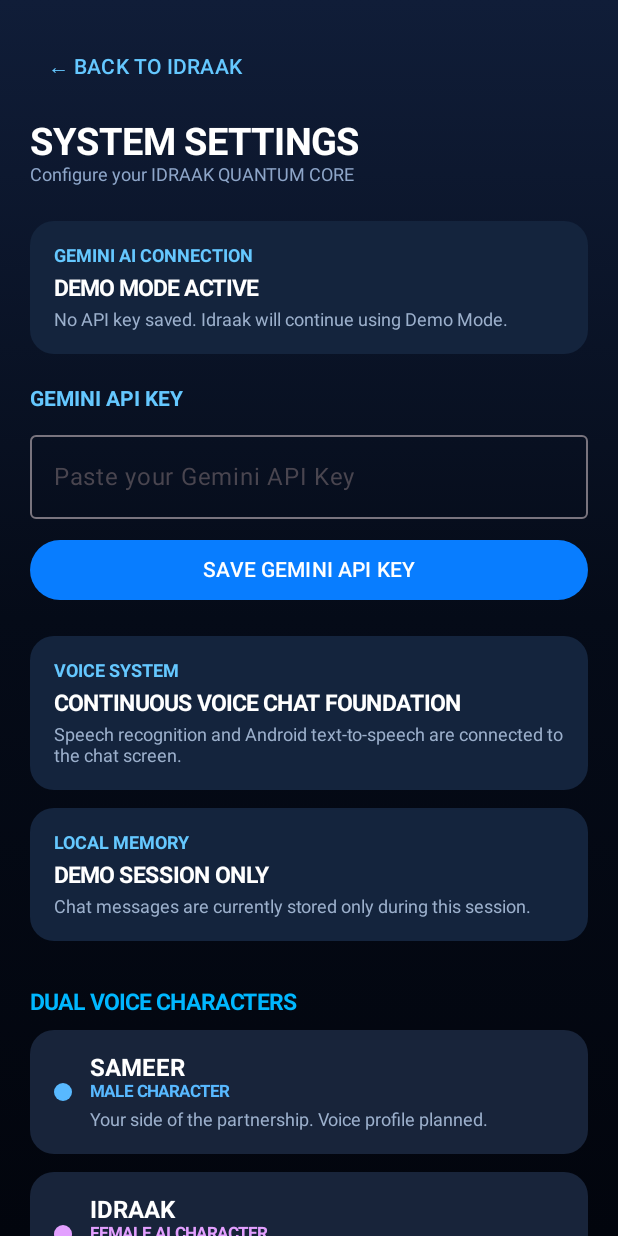
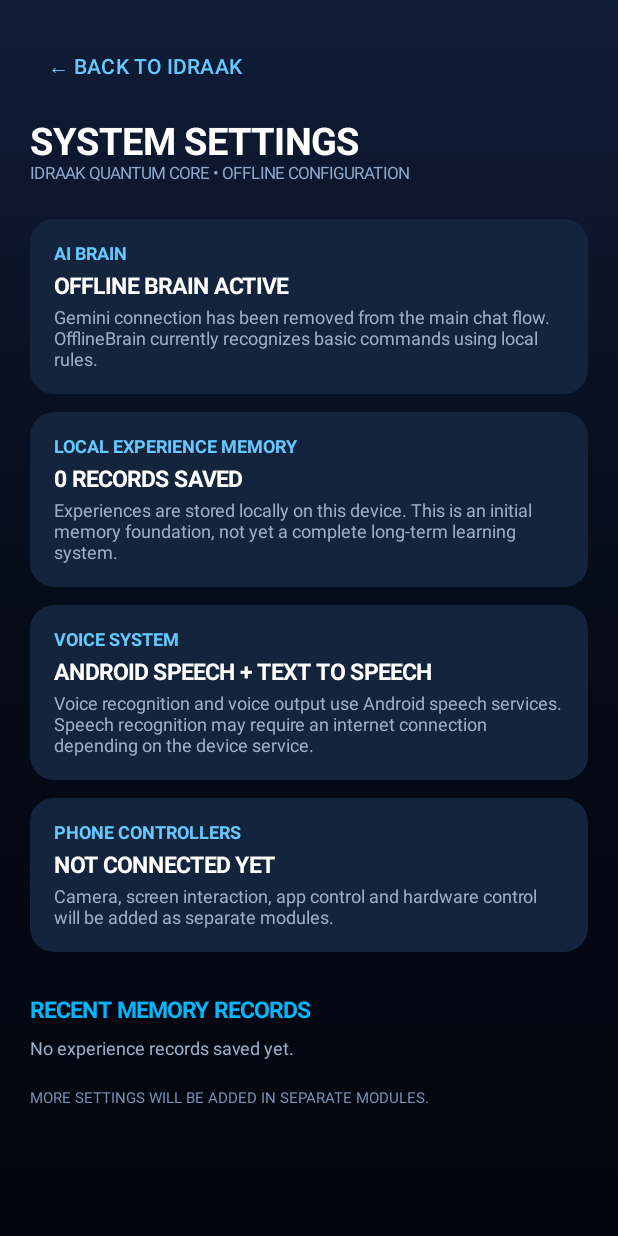
Before and after one commit to sameer83y-png/IDRAAK-QUANTUM-CORE-9432, an Android app built with Jetpack Compose: the composable IdraakHomeScreen shown on its own in the app's theme, after a tap on "SETTINGS", on a phone screen of 412 x 824 dp. Run offline under Robolectric (Android 15) with nearby library versions, the phone set to English and light mode, and no system bars.

Commit message:
Update MainActivity.kt
Signed-off-by: sameer83y-png <sameer83y@gmail.com>

```diff
--- a/app/src/main/java/com/idraak/quantum/MainActivity.kt
+++ b/app/src/main/java/com/idraak/quantum/MainActivity.kt
@@ -47,7 +47,6 @@ import androidx.compose.runtime.getValue
 import androidx.compose.runtime.mutableStateListOf
 import androidx.compose.runtime.mutableStateOf
 import androidx.compose.runtime.remember
-import androidx.compose.runtime.rememberCoroutineScope
 import androidx.compose.runtime.setValue
 import androidx.compose.ui.Alignment
 import androidx.compose.ui.Modifier
@@ -57,15 +56,11 @@ import androidx.compose.ui.graphics.Color
 import androidx.compose.ui.platform.LocalContext
 import androidx.compose.ui.text.font.FontWeight
 import androidx.compose.ui.text.input.ImeAction
-import androidx.compose.ui.text.input.PasswordVisualTransformation
 import androidx.compose.ui.text.style.TextAlign
 import androidx.compose.ui.unit.dp
 import androidx.compose.ui.unit.sp
 import androidx.core.content.ContextCompat
-import com.idraak.quantum.engine.AIEngine
-import com.idraak.quantum.engine.GeminiAIEngine
-import com.idraak.quantum.security.GeminiKeyStore
-import kotlinx.coroutines.launch
+import com.idraak.quantum.engine.OfflineBrain
 
 data class ChatMessage(
     val text: String,
@@ -75,6 +70,7 @@ data class ChatMessage(
 class MainActivity : ComponentActivity() {
     override fun onCreate(savedInstanceState: Bundle?) {
         super.onCreate(savedInstanceState)
+
         setContent {
             MaterialTheme {
                 IdraakHomeScreen()
@@ -86,7 +82,6 @@ class MainActivity : ComponentActivity() {
 @Composable
 fun IdraakHomeScreen() {
     val context = LocalContext.current
-    val scope = rememberCoroutineScope()
     val mainHandler = remember { Handler(Looper.getMainLooper()) }
 
     val backgroundColor = Color(0xFF050B18)
@@ -94,25 +89,20 @@ fun IdraakHomeScreen() {
 
     var inputText by remember { mutableStateOf("") }
     var showSettings by remember { mutableStateOf(false) }
-    var voiceStatus by remember { mutableStateOf("VOICE SYSTEM READY") }
+    var voiceStatus by remember {
+        mutableStateOf("OFFLINE BRAIN READY")
+    }
     var isListening by remember { mutableStateOf(false) }
     var isContinuousVoiceChat by remember { mutableStateOf(false) }
     var recognizedSpeech by remember { mutableStateOf<String?>(null) }
-    var isGenerating by remember { mutableStateOf(false) }
-
-    // Fixed: Declare permission state before startVoiceChat().
     var microphonePermissionRequest by remember {
         mutableStateOf(false)
-    }
-
-    var hasGeminiKey by remember {
-        mutableStateOf(GeminiKeyStore.get(context) != null)
     }
 
     val messages = remember {
         mutableStateListOf(
             ChatMessage(
-                "Hello Boss! Main Idraak hoon. Aap mujhse baat kar sakte hain.",
+                "Hello Boss! Main Idraak hoon. Mera Offline Brain ready hai. Aap mujhse baat kar sakte hain.",
                 false
             )
         )
@@ -136,21 +126,21 @@ fun IdraakHomeScreen() {
                     voiceStatus = status
 
                     if (
-                        status.contains("Listening", ignoreCase = true) ||
-                        status.contains("Recognizing", ignoreCase = true) ||
-                        status.contains("Processing", ignoreCase = true) ||
-                        status.contains("Ready.", ignoreCase = true)
+                        status.contains("Listening", true) ||
+                        status.contains("Recognizing", true) ||
+                        status.contains("Processing", true) ||
+                        status.contains("Ready.", true)
                     ) {
                         isListening = true
                     } else if (
-                        status.contains("recognized", ignoreCase = true) ||
-                        status.contains("finished", ignoreCase = true) ||
-                        status.contains("Speaking", ignoreCase = true) ||
-                        status.contains("error", ignoreCase = true) ||
-                        status.contains("failed", ignoreCase = true) ||
-                        status.contains("stopped", ignoreCase = true) ||
-                        status.contains("timeout", ignoreCase = true) ||
-                        status.contains("No speech", ignoreCase = true)
+                        status.contains("recognized", true) ||
+                        status.contains("finished", true) ||
+                        status.contains("Speaking", true) ||
+                        status.contains("error", true) ||
+                        status.contains("failed", true) ||
+                        status.contains("stopped", true) ||
+                        status.contains("timeout", true) ||
+                        status.contains("No speech", true)
                     ) {
                         isListening = false
                     }
@@ -158,7 +148,7 @@ fun IdraakHomeScreen() {
             },
             onSpeechFinished = {
                 mainHandler.post {
-                    if (isContinuousVoiceChat && !isGenerating) {
+                    if (isContinuousVoiceChat) {
                         val permissionGranted =
                             ContextCompat.checkSelfPermission(
                                 context,
@@ -172,12 +162,14 @@ fun IdraakHomeScreen() {
                             isListening = started
 
                             if (started) {
-                                voiceStatus = "VOICE CHAT ACTIVE • LISTENING"
+                                voiceStatus =
+                                    "VOICE CHAT ACTIVE • LISTENING"
                             }
                         } else {
                             isContinuousVoiceChat = false
                             isListening = false
-                            voiceStatus = "Microphone permission required"
+                            voiceStatus =
+                                "Microphone permission required"
                         }
                     }
                 }
@@ -204,11 +196,6 @@ fun IdraakHomeScreen() {
     }
 
     fun startVoiceChat() {
-        if (isGenerating) {
-            voiceStatus = "Please wait for AI response"
-            return
-        }
-
         isContinuousVoiceChat = true
 
         val permissionGranted =
@@ -234,49 +221,25 @@ fun IdraakHomeScreen() {
 
     fun sendMessage(messageText: String = inputText) {
         val message = messageText.trim()
-        if (message.isEmpty() || isGenerating) return
+        if (message.isEmpty()) return
 
         messages.add(ChatMessage(message, true))
         inputText = ""
 
-        if (!hasGeminiKey) {
-            val demoResponse = AIEngine.getResponse(message)
-            messages.add(ChatMessage(demoResponse, false))
-            voiceController.speak(demoResponse)
-            voiceStatus = "DEMO MODE ACTIVE"
-            return
-        }
-
-        isGenerating = true
-        voiceStatus = "GEMINI AI PROCESSING..."
-
-        scope.launch {
-            try {
-                val response = GeminiAIEngine.generateResponse(
+        // All text and voice messages go to the Offline Brain.
+        val response = try {
+            OfflineBrain.respond(
                 context = context.applicationContext,
                 userMessage = message
             )
+        } catch (error: Exception) {
+            "Boss, Offline Brain mein ek error aaya: " +
+                (error.localizedMessage ?: "Unknown error")
+        }
 
         messages.add(ChatMessage(response, false))
         voiceController.speak(response)
-                voiceStatus = "GEMINI AI CONNECTED"
-            } catch (error: Exception) {
-                val errorMessage = error.message
-                    ?.takeIf { it.isNotBlank() }
-                    ?: "Unknown connection error"
-
-                val safeMessage =
-                    "Boss, Gemini se connection nahi ho paya.\n\n" +
-                    "Error: $errorMessage\n\n" +
-                    "Settings aur API Key check kijiye."
-
-                messages.add(ChatMessage(safeMessage, false))
-                voiceController.speak(safeMessage)
-                voiceStatus = "GEMINI CONNECTION ERROR"
-            } finally {
-                isGenerating = false
-            }
-        }
+        voiceStatus = "OFFLINE BRAIN ACTIVE"
     }
 
     LaunchedEffect(recognizedSpeech) {
@@ -293,8 +256,7 @@ fun IdraakHomeScreen() {
         rememberLauncherForActivityResult(
             contract = ActivityResultContracts.RequestPermission()
         ) { granted ->
-            if (granted) {
-                if (isContinuousVoiceChat) {
+            if (granted && isContinuousVoiceChat) {
                 val started = voiceController.startListening()
                 isListening = started
 
@@ -302,7 +264,6 @@ fun IdraakHomeScreen() {
                     "VOICE CHAT ACTIVE • LISTENING"
                 } else {
                     "Could not start listening"
-                    }
                 }
             } else {
                 isContinuousVoiceChat = false
@@ -321,6 +282,7 @@ fun IdraakHomeScreen() {
     }
 
     val transition = rememberInfiniteTransition(label = "core")
+
     val pulse by transition.animateFloat(
         initialValue = 0.94f,
         targetValue = 1.06f,
@@ -338,7 +300,6 @@ fun IdraakHomeScreen() {
         if (showSettings) {
             SettingsScreen(
                 onBack = {
-                    hasGeminiKey = GeminiKeyStore.get(context) != null
                     showSettings = false
                 }
             )
@@ -373,6 +334,7 @@ fun IdraakHomeScreen() {
                             fontWeight = FontWeight.Bold,
                             letterSpacing = 5.sp
                         )
+
                         Text(
                             text = "QUANTUM CORE",
                             color = Color(0xFF00B7FF),
@@ -383,7 +345,9 @@ fun IdraakHomeScreen() {
 
                     TextButton(
                         onClick = {
-                            if (isContinuousVoiceChat) stopVoiceChat()
+                            if (isContinuousVoiceChat) {
+                                stopVoiceChat()
+                            }
                             showSettings = true
                         }
                     ) {
@@ -397,7 +361,7 @@ fun IdraakHomeScreen() {
 
                 Spacer(modifier = Modifier.height(16.dp))
 
-                // Existing Core Orb visual retained.
+                // Existing Core Orb retained.
                 Box(
                     modifier = Modifier
                         .size(105.dp)
@@ -425,7 +389,7 @@ fun IdraakHomeScreen() {
                 Spacer(modifier = Modifier.height(14.dp))
 
                 Text(
-                    text = "SYSTEM ONLINE",
+                    text = "OFFLINE SYSTEM ONLINE",
                     color = Color(0xFF43E8B2),
                     fontSize = 12.sp,
                     fontWeight = FontWeight.Bold,
@@ -436,7 +400,9 @@ fun IdraakHomeScreen() {
 
                 Text(
                     text = voiceStatus,
-                    color = if (isListening || isContinuousVoiceChat) {
+                    color = if (
+                        isListening || isContinuousVoiceChat
+                    ) {
                         Color(0xFF43E8B2)
                     } else {
                         Color(0xFF8EA6C9)
@@ -445,27 +411,20 @@ fun IdraakHomeScreen() {
                     textAlign = TextAlign.Center
                 )
 
-                if (isGenerating) {
-                    Spacer(modifier = Modifier.height(5.dp))
-                    Text(
-                        text = "Idraak is thinking...",
-                        color = Color(0xFF65C8FF),
-                        fontSize = 11.sp
-                    )
-                }
-
                 Spacer(modifier = Modifier.height(12.dp))
 
                 LazyColumn(
                     modifier = Modifier
                         .weight(1f)
                         .fillMaxWidth(),
-                    verticalArrangement = Arrangement.spacedBy(10.dp)
+                    verticalArrangement =
+                        Arrangement.spacedBy(10.dp)
                 ) {
                     items(messages) { message ->
                         Row(
                             modifier = Modifier.fillMaxWidth(),
-                            horizontalArrangement = if (message.isUser) {
+                            horizontalArrangement =
+                                if (message.isUser) {
                                     Arrangement.End
                                 } else {
                                     Arrangement.Start
@@ -519,13 +478,12 @@ fun IdraakHomeScreen() {
 
                     Button(
                         onClick = { sendMessage() },
-                        enabled = !isGenerating,
                         shape = RoundedCornerShape(14.dp),
                         colors = ButtonDefaults.buttonColors(
                             containerColor = blue
                         )
                     ) {
-                        Text(if (isGenerating) "WAIT" else "SEND")
+                        Text("SEND")
                     }
                 }
 
@@ -533,7 +491,8 @@ fun IdraakHomeScreen() {
 
                 Row(
                     modifier = Modifier.fillMaxWidth(),
-                    horizontalArrangement = Arrangement.spacedBy(8.dp)
+                    horizontalArrangement =
+                        Arrangement.spacedBy(8.dp)
                 ) {
                     Button(
                         onClick = {
@@ -543,11 +502,11 @@ fun IdraakHomeScreen() {
                                 startVoiceChat()
                             }
                         },
-                        enabled = !isGenerating || isContinuousVoiceChat,
                         modifier = Modifier.weight(1f),
                         shape = RoundedCornerShape(14.dp),
                         colors = ButtonDefaults.buttonColors(
-                            containerColor = if (isContinuousVoiceChat) {
+                            containerColor =
+                                if (isContinuousVoiceChat) {
                                     Color(0xFFB83250)
                                 } else {
                                     Color(0xFF087DFF)
@@ -577,11 +536,7 @@ fun IdraakHomeScreen() {
                 Spacer(modifier = Modifier.height(8.dp))
 
                 Text(
-                    text = if (hasGeminiKey) {
-                        "GEMINI AI • DEMO FALLBACK READY"
-                    } else {
-                        "LOCAL DEMO AI • VOICE CHAT FOUNDATION"
-                    },
+                    text = "IDRAAK OFFLINE BRAIN • LOCAL MODE",
                     color = Color(0xFF7B91B5),
                     fontSize = 10.sp,
                     textAlign = TextAlign.Center
@@ -594,13 +549,17 @@ fun IdraakHomeScreen() {
 @Composable
 fun SettingsScreen(onBack: () -> Unit) {
     val context = LocalContext.current
-    var apiKey by remember { mutableStateOf("") }
-    var hasSavedKey by remember {
-        mutableStateOf(GeminiKeyStore.get(context) != null)
+
+    val memoryCount = remember {
+        OfflineBrain.getExperienceCount(context)
     }
-    var statusMessage by remember { mutableStateOf("") }
 
-    val backgroundColor = Color(0xFF050B18)
+    val recentExperiences = remember {
+        OfflineBrain.getRecentExperiences(
+            context = context,
+            limit = 10
+        )
+    }
 
     Column(
         modifier = Modifier
@@ -609,7 +568,7 @@ fun SettingsScreen(onBack: () -> Unit) {
                 Brush.verticalGradient(
                     colors = listOf(
                         Color(0xFF101D38),
-                        backgroundColor,
+                        Color(0xFF050B18),
                         Color(0xFF02050D)
                     )
                 )
@@ -618,7 +577,10 @@ fun SettingsScreen(onBack: () -> Unit) {
             .padding(20.dp)
     ) {
         TextButton(onClick = onBack) {
-            Text("← BACK TO IDRAAK", color = Color(0xFF65C8FF))
+            Text(
+                "← BACK TO IDRAAK",
+                color = Color(0xFF65C8FF)
+            )
         }
 
         Spacer(modifier = Modifier.height(12.dp))
@@ -631,116 +593,41 @@ fun SettingsScreen(onBack: () -> Unit) {
         )
 
         Text(
-            text = "Configure your IDRAAK QUANTUM CORE",
+            text = "IDRAAK QUANTUM CORE • OFFLINE CONFIGURATION",
             color = Color(0xFF8EA6C9),
-            fontSize = 12.sp
+            fontSize = 11.sp
         )
 
         Spacer(modifier = Modifier.height(24.dp))
 
         SettingsStatusCard(
-            title = "GEMINI AI CONNECTION",
-            status = if (hasSavedKey) "API KEY SAVED" else "DEMO MODE ACTIVE",
-            detail = if (hasSavedKey) {
-                "Gemini API key is saved securely on this device."
-            } else {
-                "No API key saved. Idraak will continue using Demo Mode."
-            }
+            title = "AI BRAIN",
+            status = "OFFLINE BRAIN ACTIVE",
+            detail = "Gemini connection has been removed from the main chat flow. OfflineBrain currently recognizes basic commands using local rules."
         )
 
-        Spacer(modifier = Modifier.height(10.dp))
-
-        Text(
-            text = "GEMINI API KEY",
-            color = Color(0xFF65C8FF),
-            fontSize = 14.sp,
-            fontWeight = FontWeight.Bold
+        SettingsStatusCard(
+            title = "LOCAL EXPERIENCE MEMORY",
+            status = "$memoryCount RECORDS SAVED",
+            detail = "Experiences are stored locally on this device. This is an initial memory foundation, not yet a complete long-term learning system."
         )
-
-        Spacer(modifier = Modifier.height(8.dp))
-
-        OutlinedTextField(
-            value = apiKey,
-            onValueChange = { apiKey = it },
-            modifier = Modifier.fillMaxWidth(),
-            label = { Text("Paste your Gemini API Key") },
-            placeholder = { Text("Enter API key") },
-            singleLine = true,
-            visualTransformation = PasswordVisualTransformation(),
-            keyboardOptions = KeyboardOptions(imeAction = ImeAction.Done)
-        )
-
-        Spacer(modifier = Modifier.height(10.dp))
-
-        Button(
-            onClick = {
-                if (apiKey.isBlank()) {
-                    statusMessage = "Please enter your API key first."
-                } else {
-                    val saved = GeminiKeyStore.save(context, apiKey)
-                    if (saved) {
-                        hasSavedKey = true
-                        apiKey = ""
-                        statusMessage = "Gemini API key saved securely."
-                    } else {
-                        statusMessage =
-                            "Could not save the API key. Please try again."
-                    }
-                }
-            },
-            modifier = Modifier.fillMaxWidth(),
-            colors = ButtonDefaults.buttonColors(
-                containerColor = Color(0xFF087DFF)
-            )
-        ) {
-            Text("SAVE GEMINI API KEY")
-        }
-
-        if (hasSavedKey) {
-            TextButton(
-                onClick = {
-                    val deleted = GeminiKeyStore.delete(context)
-                    if (deleted) {
-                        hasSavedKey = false
-                        statusMessage = "Saved API key removed."
-                    } else {
-                        statusMessage = "Could not remove the saved key."
-                    }
-                }
-            ) {
-                Text(
-                    "REMOVE SAVED API KEY",
-                    color = Color(0xFFFF8297)
-                )
-            }
-        }
-
-        if (statusMessage.isNotBlank()) {
-            Text(
-                text = statusMessage,
-                color = Color(0xFF43E8B2),
-                fontSize = 12.sp
-            )
-        }
-
-        Spacer(modifier = Modifier.height(20.dp))
 
         SettingsStatusCard(
             title = "VOICE SYSTEM",
-            status = "CONTINUOUS VOICE CHAT FOUNDATION",
-            detail = "Speech recognition and Android text-to-speech are connected to the chat screen."
+            status = "ANDROID SPEECH + TEXT TO SPEECH",
+            detail = "Voice recognition and voice output use Android speech services. Speech recognition may require an internet connection depending on the device service."
         )
 
         SettingsStatusCard(
-            title = "LOCAL MEMORY",
-            status = "DEMO SESSION ONLY",
-            detail = "Chat messages are currently stored only during this session."
+            title = "PHONE CONTROLLERS",
+            status = "NOT CONNECTED YET",
+            detail = "Camera, screen interaction, app control and hardware control will be added as separate modules."
         )
 
-        Spacer(modifier = Modifier.height(20.dp))
+        Spacer(modifier = Modifier.height(18.dp))
 
         Text(
-            text = "DUAL VOICE CHARACTERS",
+            text = "RECENT MEMORY RECORDS",
             color = Color(0xFF00B7FF),
             fontSize = 15.sp,
             fontWeight = FontWeight.Bold
@@ -748,33 +635,36 @@ fun SettingsScreen(onBack: () -> Unit) {
 
         Spacer(modifier = Modifier.height(10.dp))
 
-        VoiceCharacterCard(
-            name = "SAMEER",
-            role = "MALE CHARACTER",
-            detail = "Your side of the partnership. Voice profile planned.",
-            accent = Color(0xFF58B9FF)
+        if (recentExperiences.isEmpty()) {
+            Text(
+                text = "No experience records saved yet.",
+                color = Color(0xFF9CB0CC),
+                fontSize = 12.sp
             )
-
-        VoiceCharacterCard(
-            name = "IDRAAK",
-            role = "FEMALE AI CHARACTER",
-            detail = "AI companion voice. Female voice profile planned.",
-            accent = Color(0xFFE3A0FF)
+        } else {
+            recentExperiences.reversed().forEach { experience ->
+                Surface(
+                    modifier = Modifier
+                        .fillMaxWidth()
+                        .padding(bottom = 8.dp),
+                    color = Color(0xFF18243A),
+                    shape = RoundedCornerShape(12.dp)
+                ) {
+                    Text(
+                        text = experience,
+                        color = Color.White,
+                        fontSize = 12.sp,
+                        modifier = Modifier.padding(12.dp)
                     )
-
-        Spacer(modifier = Modifier.height(24.dp))
-
-        Text(
-            text = "Custom voice profiles and voice cloning are not configured yet.",
-            color = Color(0xFF7B91B5),
-            fontSize = 11.sp
-        )
+                }
+            }
+        }
 
         Spacer(modifier = Modifier.height(20.dp))
 
         Text(
-            text = "IDRAAK QUANTUM CORE • SETTINGS",
-            color = Color(0xFF526987),
+            text = "MORE SETTINGS WILL BE ADDED IN SEPARATE MODULES.",
+            color = Color(0xFF7B91B5),
             fontSize = 10.sp
         )
     }
@@ -793,7 +683,9 @@ fun SettingsStatusCard(
         color = Color(0xFF14243D),
         shape = RoundedCornerShape(16.dp)
     ) {
-        Column(modifier = Modifier.padding(16.dp)) {
+        Column(
+            modifier = Modifier.padding(16.dp)
+        ) {
             Text(
                 text = title,
                 color = Color(0xFF65C8FF),
@@ -820,56 +712,3 @@ fun SettingsStatusCard(
         }
     }
 }
-
-@Composable
-fun VoiceCharacterCard(
-    name: String,
-    role: String,
-    detail: String,
-    accent: Color
-) {
-    Surface(
-        modifier = Modifier
-            .fillMaxWidth()
-            .padding(bottom = 12.dp),
-        color = Color(0xFF18243A),
-        shape = RoundedCornerShape(16.dp)
-    ) {
-        Row(
-            modifier = Modifier.padding(16.dp),
-            verticalAlignment = Alignment.CenterVertically
-        ) {
-            Box(
-                modifier = Modifier
-                    .size(12.dp)
-                    .background(accent, CircleShape)
-            )
-
-            Spacer(modifier = Modifier.size(12.dp))
-
-            Column {
-                Text(
-                    text = name,
-                    color = Color.White,
-                    fontSize = 16.sp,
-                    fontWeight = FontWeight.Bold
-                )
-
-                Text(
-                    text = role,
-                    color = accent,
-                    fontSize = 11.sp,
-                    fontWeight = FontWeight.Bold
-                )
-
-                Spacer(modifier = Modifier.height(5.dp))
-
-                Text(
-                    text = detail,
-                    color = Color(0xFF9CB0CC),
-                    fontSize = 12.sp
-                )
-            }
-        }
-    }
-}
```
Lines whose indentation alone changed are shown as unchanged.
